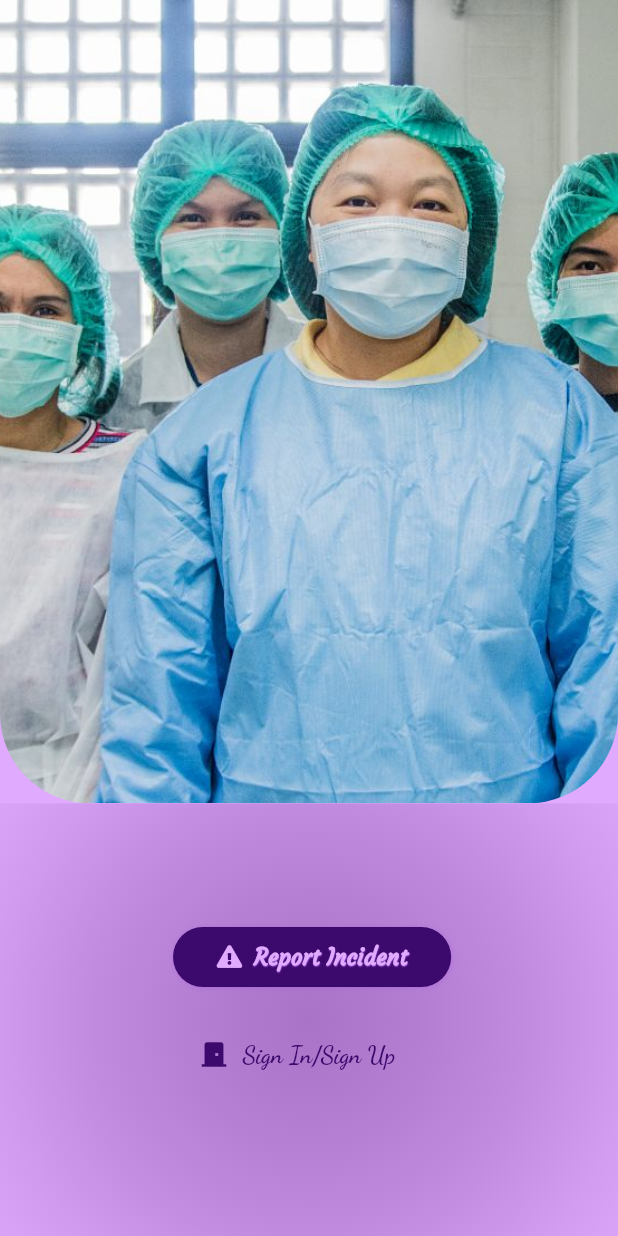
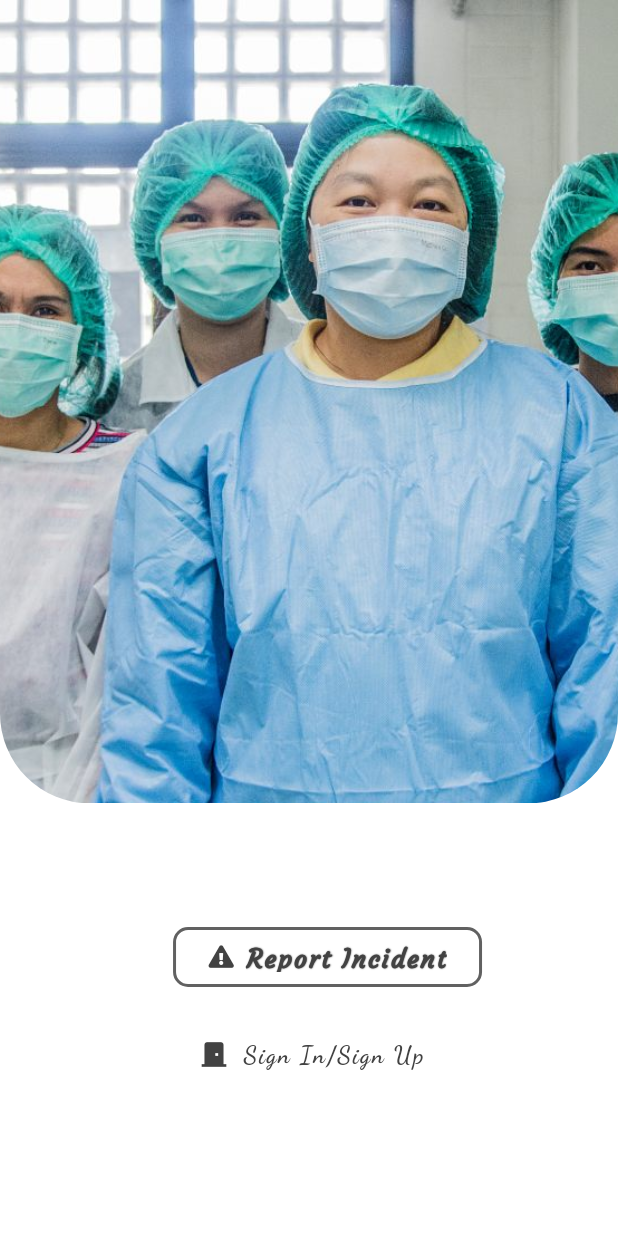
Before and after one commit to jidnation/my-project, a Flutter app: the screen it shows after launch, on a phone screen of 412 x 824 dp. Run offline on Flutter 3.47's test engine with Material 2 defaults, Android fonts, the phone set to English and light mode, and no system bars; drawn by our look-alikes of carousel_slider; our stand-ins replace flutter_svg, font_awesome_flutter, sqflite; accounts and stored records are empty.

Commit message:
before presentation

```diff
--- a/lib/Models/database_controller.dart
+++ b/lib/Models/database_controller.dart
@@ -294,7 +294,7 @@ class SelfDatabase extends StatefulWidget {
     );
 
     var data2 = sReport.toMap();
-
+    await _reporting.valueSetter();
     await _general.generalTableGen();
     await _general.insertGeneral(GeneralData(
       type: 'self',
@@ -409,6 +409,7 @@ class OtherDatabase extends StatefulWidget {
     );
 
     var data2 = oReport.toMap();
+    await _reporting.valueSetter();
     await _general.generalTableGen();
     await _general.insertGeneral(GeneralData(
       type: 'others',
@@ -532,8 +533,6 @@ class GeneralDB extends StatefulWidget {
   Future<void> insertGeneral(GeneralData gReport) async {
     //creating reference to the database
     final db = await generalDB;
-
-    await _reporting.valueSetter();
 
     await db.insert(
       'generalReports',
--- a/lib/Routes/home_page.dart
+++ b/lib/Routes/home_page.dart
@@ -15,7 +15,7 @@ class _HomePageState extends State<HomePage> {
     return GestureDetector(
       onTap: () => FocusScope.of(context).unfocus(),
       child: Scaffold(
-        backgroundColor: const Color(0xffe0aaff),
+        backgroundColor: Colors.white,
         body: ListView(
           children: const [
             // Text(context.select<FileController, String>((controller) => controller.user.userName)),
--- a/lib/Routes/report_full_detail.dart
+++ b/lib/Routes/report_full_detail.dart
@@ -462,10 +462,9 @@ class _OReportFullDetailsState extends State<OReportFullDetails> {
                                                 : Colors.white,
                                             fontWeight: FontWeight.w400,
                                           )))),
-                              onTap: () async {
-                                // await valueChanger(data);//TODO work on this
-                              }
-                              ),
+                              onTap: () {
+                                valueChanger(data); //TODO work on this
+                              }),
                           const SizedBox(height: 30),
                           const Text('Officers Comment',
                               style: TextStyle(
@@ -545,9 +544,8 @@ class _OReportFullDetailsState extends State<OReportFullDetails> {
     late String status;
     await _generaldata.generalTableGen();
     if (await _generaldata
-            .generalReport()
-            .then((value) => value[container.id - 1].isRead) ==
-        'unread') {
+        .generalReport()
+        .then((value) => value[container.id - 1].isRead == 'unread')) {
       await _generaldata.insertGeneral(GeneralData(
         isRead: 'read',
         type: container.type,
--- a/lib/Widgets/lower_home_view.dart
+++ b/lib/Widgets/lower_home_view.dart
@@ -1,6 +1,6 @@
 import 'package:flutter/material.dart';
+import 'package:font_awesome_flutter/font_awesome_flutter.dart';
 import 'package:my_project/Routes/contacts.dart';
-import 'package:font_awesome_flutter/font_awesome_flutter.dart';
 
 class LowerPart extends StatelessWidget {
   const LowerPart({
@@ -12,19 +12,19 @@ class LowerPart extends StatelessWidget {
     return Stack(children: [
       Container(
         height: MediaQuery.of(context).size.height * 0.35,
-        decoration: BoxDecoration(
+        decoration: const BoxDecoration(
           backgroundBlendMode: BlendMode.luminosity,
-          color: Colors.orange.shade300.withOpacity(0.4),
-          gradient: const RadialGradient(
-            radius: 1,
-            colors: [
-              Color(0xff5a189a),
-              Color(0xff7b2cbf),
-              Color(0xff9d4edd),
-              Color(0xffc77dff),
-              Color(0xffe0aaff),
-            ],
-          ),
+          color: Colors.white,
+          // gradient: const RadialGradient(
+          //   radius: 1,
+          //   colors: [
+          //     Color(0xff5a189a),
+          //     Color(0xff7b2cbf),
+          //     Color(0xff9d4edd),
+          //     Color(0xffc77dff),
+          //     Color(0xffe0aaff),
+          //   ],
+          // ),
         ),
       ),
       Positioned(
@@ -32,52 +32,54 @@ class LowerPart extends StatelessWidget {
         left: MediaQuery.of(context).size.width * 0.28,
         child: Container(
           height: 40,
-          width: MediaQuery.of(context).size.width * 0.45,
+          width: MediaQuery.of(context).size.width * 0.5,
           decoration: BoxDecoration(
-            color: const Color(0xff3c096c),
-            borderRadius: BorderRadius.circular(20),
+            color: Colors.transparent,
+            borderRadius: BorderRadius.circular(10),
             border: Border.all(
-              color: const Color(0xff240046).withOpacity(0.2),
-              width: 0.2,
+              color: Colors.grey.shade700,
+              width: 2,
             ),
-            boxShadow: [
-              BoxShadow(
-                spreadRadius: 0.2,
-                color: const Color(0xff9d4edd).withOpacity(0.3),
-                blurRadius: 2,
-                offset: const Offset(0.5, 0.5),
-              ),
-            ],
+            // boxShadow: [
+            //   BoxShadow(
+            //     spreadRadius: 0.2,
+            //     color: const Color(0xff9d4edd).withOpacity(0.3),
+            //     blurRadius: 2,
+            //     offset: const Offset(0.5, 0.5),
+            //   ),
+            // ],
           ),
           child: TextButton.icon(
             style: TextButton.styleFrom(
                 // elevation: 1
                 ),
-            icon: const FaIcon(
+            icon: FaIcon(
               FontAwesomeIcons.exclamationTriangle,
-              color: Color(0xffe0aaff),
+              color: Colors.grey.shade800,
               size: 15,
             ),
-            label: const Text(
+            label: Text(
               'Report Incident',
               style: TextStyle(
                   fontFamily: 'Courgette',
                   // letterSpacing: 1,
-                  color: Color(0xffe0aaff),
-                  fontSize: 15,
-                  fontWeight: FontWeight.w600,
+                  color: Colors.grey.shade800,
+                  fontSize: 17,
+                  fontWeight: FontWeight.w700,
+                  letterSpacing: 1.2,
                   shadows: [
                     Shadow(
                       blurRadius: 0.4,
-                      color: Color(0xffc77dff),
-                      offset: Offset(0.2, 0.2),
+                      color: Colors.grey.shade800,
+                      offset: const Offset(0.2, 0.2),
                     )
                   ]),
             ),
             onPressed: () {
               Navigator.pushNamed(
-                context, reportingPage,
-               );
+                context,
+                reportingPage,
+              );
             },
           ),
         ),
@@ -87,20 +89,23 @@ class LowerPart extends StatelessWidget {
         left: MediaQuery.of(context).size.width * 0.30,
         child: TextButton.icon(
           onPressed: () {
-                Navigator.pushNamed(
+            Navigator.pushNamed(
               context,
               signInPage,
             );
           },
-          icon: const Icon(
+          icon: Icon(
             Icons.door_front_door,
             size: 22,
+            color: Colors.grey.shade800,
           ),
-          label: const Text(
+          label: Text(
             'Sign In/Sign Up',
             style: TextStyle(
               fontFamily: 'Dancing',
+              color: Colors.grey.shade800,
               fontSize: 16,
+              letterSpacing: 1.3,
               fontWeight: FontWeight.bold,
             ),
           ),
--- a/lib/main.dart
+++ b/lib/main.dart
@@ -1,16 +1,17 @@
 import 'package:flutter/material.dart';
-import 'package:my_project/Models/database_controller.dart';
 import 'package:my_project/Routes/contacts.dart';
 import 'package:my_project/router.dart';
 
 void main() async {
   WidgetsFlutterBinding.ensureInitialized();
+  // var path = join(await getDatabasesPath(), 'Self_Reports.db');
+  // await deleteDatabase(path);
   runApp(
     const MyApp(),
   );
 }
 
-final _notify = NotificationDB();
+// final _notify = NotificationDB();
 // final _general = GeneralDB();
 // final _fetcher = Fetchers();
 // final _selfDatabase = SelfDatabase();
@@ -19,7 +20,7 @@ final _notify = NotificationDB();
 class MyApp extends StatelessWidget {
   const MyApp({Key? key}) : super(key: key);
 
-  getter() async {
+  // getter() async {
   // await _selfDatabase.selfReportTableGen();
   // print(await _selfDatabase.selfReport());
   // await _otherDatabase.otherReportTableGen();
@@ -27,7 +28,7 @@ class MyApp extends StatelessWidget {
   // await _general.generalTableGen();
   // print(await _general.generalReport());
   // print(await _general.generalReport().then((value) => value.length));
-    // await _general.insertGeneral(GeneralData(
+  // // await _general.insertGeneral(GeneralData(
   //     type: 'self',
   //     id: 4,
   //     surname: 'Ayodeji',
@@ -45,9 +46,9 @@ class MyApp extends StatelessWidget {
   //     otherSymptoms: 'Nothing to say',
   //     symptoms: 'Fever(iba)'));
   // await _notify.notificationTable();
-    // // await _notify.notiInsert(Values(id: 1, read: 0, unread: 1));
+  // await _notify.notiInsert(Values(id: 1, read: 0, unread: 1));
   // print(await _notify.currentValues());
-  }
+  // }
 
   static const String _title = "My Undergraduate Project";
 
@@ -56,7 +57,7 @@ class MyApp extends StatelessWidget {
   Widget build(BuildContext context) {
     // _fetcher.unitSetter();
     // _notify.notificationTable();
-    getter();
+    // getter();
     return MaterialApp(
       debugShowCheckedModeBanner: false,
       title: _title,
```
Also changed, not shown: lib/Routes/report_list.dart (+0 -11 lines). Lines whose indentation alone changed are shown as unchanged.
